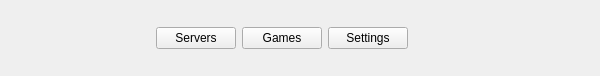
WarpshotCoH/sunrise-launcher, file ui/header.ui: the form before one commit.
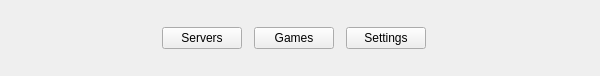
The form after the commit.

Commit message: Spacing tweaks and fix for list borders

What changed in the file:
```diff
--- a/ui/header.ui
+++ b/ui/header.ui
@@ -32,6 +32,9 @@
    <property name="bottomMargin">
     <number>6</number>
    </property>
+   <property name="spacing">
+    <number>12</number>
+   </property>
    <item>
     <widget class="QLabel" name="headerLogo">
      <property name="sizePolicy">
```
The commit also changes 1 other file.
